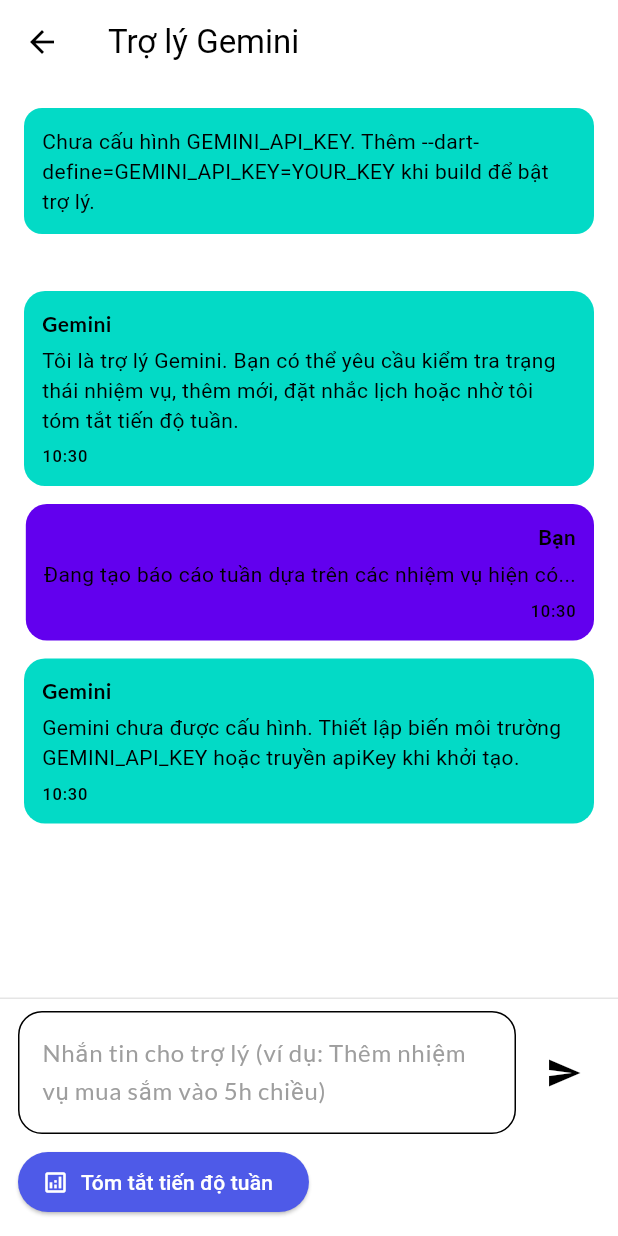
After one commit to dongduy12/task_paven, a Flutter app: the GeminiAssistantPage screen opened directly, after a tap on "Tóm tắt tiến độ tuần", on a phone screen of 412 x 824 dp. The commit adds this screen. Run offline on Flutter 3.47's test engine with Material 3 defaults, Android fonts, the phone set to English and light mode, and no system bars; our stand-ins replace date_picker_timeline, flutter_local_notifications, flutter_staggered_animations, flutter_svg, get, get_storage and 5 more; accounts and stored records are empty.

Commit message:
Add Gemini assistant chat and weekly summary

```diff
--- /dev/null
+++ b/lib/services/gemini_service.dart
@@ -0,0 +1,111 @@
+import 'dart:async';
+
+import 'package:google_generative_ai/google_generative_ai.dart';
+import 'package:intl/intl.dart';
+
+import '../models/task.dart';
+
+class GeminiService {
+  GeminiService({String? apiKey, GenerativeModel? model})
+      : _apiKey = apiKey ?? const String.fromEnvironment('GEMINI_API_KEY'),
+        _model = model;
+
+  final String _apiKey;
+  GenerativeModel? _model;
+  ChatSession? _chatSession;
+
+  bool get isConfigured => _apiKey.isNotEmpty;
+
+  GenerativeModel get _resolvedModel {
+    _model ??= GenerativeModel(
+      model: 'gemini-1.5-flash',
+      apiKey: _apiKey,
+    );
+    return _model!;
+  }
+
+  Future<String> sendChat(String userMessage) async {
+    if (userMessage.trim().isEmpty) {
+      return 'Hãy nhập nội dung để tôi có thể hỗ trợ bạn.';
+    }
+
+    if (!isConfigured) {
+      return _missingKeyMessage;
+    }
+
+    _chatSession ??= _resolvedModel.startChat(history: [
+      Content.text(
+        'You are an assistant that manages a to-do list application. '
+        'You can add tasks, mark tasks done, update reminders, and summarize progress. '
+        'Keep answers concise and actionable.',
+      ),
+    ]);
+
+    try {
+      final response = await _chatSession!.sendMessage(Content.text(userMessage));
+      return response.text ?? 'Tôi chưa nhận được phản hồi, vui lòng thử lại.';
+    } on GenerativeAIException catch (error) {
+      return 'Không thể gọi Gemini: ${error.message}';
+    } catch (error) {
+      return 'Đã xảy ra lỗi khi gửi yêu cầu: $error';
+    }
+  }
+
+  Future<String> generateWeeklySummary(List<Task> tasks) async {
+    if (!isConfigured) {
+      return _missingKeyMessage;
+    }
+
+    if (tasks.isEmpty) {
+      return 'Chưa có nhiệm vụ để tổng hợp. Hãy thêm nhiệm vụ trước khi tạo báo cáo tuần.';
+    }
+
+    final completed = tasks.where((task) => task.isCompleted == 1).toList();
+    final pending = tasks.where((task) => task.isCompleted != 1).toList();
+    final formatter = DateFormat.yMMMd();
+
+    final completedText = completed.isEmpty
+        ? 'Không có nhiệm vụ nào được hoàn thành.'
+        : completed
+            .map((task) =>
+                '- ${task.title ?? 'Nhiệm vụ'} (hoàn thành ngày ${task.date ?? 'N/A'})')
+            .join('\n');
+
+    final pendingText = pending.isEmpty
+        ? 'Không còn nhiệm vụ tồn đọng.'
+        : pending
+            .map((task) {
+              final due = _formatDueDate(task.date, formatter);
+              return '- ${task.title ?? 'Nhiệm vụ'} (hạn $due)';
+            })
+            .join('\n');
+
+    final prompt =
+        'Hãy tạo bản tóm tắt tiến độ tuần cho ứng dụng quản lý nhiệm vụ. '\
+        'Phân tích các nhiệm vụ hoàn thành, nhiệm vụ trễ, ưu tiên tuần tới và gợi ý nhắc lịch.\n\n'
+        'Nhiệm vụ hoàn thành:\n$completedText\n\n'
+        'Nhiệm vụ còn lại hoặc trễ:\n$pendingText\n\n'
+        'Trả lời bằng tiếng Việt và liệt kê đề xuất ưu tiên trong tuần tới.';
+
+    try {
+      final response = await _resolvedModel.generateContent([Content.text(prompt)]);
+      return response.text ?? 'Không thể tạo bản tóm tắt, vui lòng thử lại.';
+    } on GenerativeAIException catch (error) {
+      return 'Không thể gọi Gemini: ${error.message}';
+    } catch (error) {
+      return 'Đã xảy ra lỗi khi tổng hợp tuần: $error';
+    }
+  }
+
+  String get _missingKeyMessage =>
+      'Gemini chưa được cấu hình. Thiết lập biến môi trường GEMINI_API_KEY hoặc truyền apiKey khi khởi tạo.';
+
+  String _formatDueDate(String? dueDate, DateFormat formatter) {
+    if (dueDate == null) return 'chưa có hạn';
+    try {
+      return formatter.format(DateFormat.yMd().parse(dueDate));
+    } catch (_) {
+      return dueDate;
+    }
+  }
+}
--- /dev/null
+++ b/lib/ui/pages/assistant_page.dart
@@ -0,0 +1,267 @@
+import 'package:flutter/material.dart';
+import 'package:get/get.dart';
+import 'package:google_fonts/google_fonts.dart';
+import 'package:intl/intl.dart';
+
+import '../../controllers/task_controller.dart';
+import '../../models/task.dart';
+import '../../services/gemini_service.dart';
+import '../theme.dart';
+
+class AssistantMessage {
+  const AssistantMessage({required this.text, required this.isUser});
+
+  final String text;
+  final bool isUser;
+}
+
+class GeminiAssistantPage extends StatefulWidget {
+  const GeminiAssistantPage({super.key});
+
+  @override
+  State<GeminiAssistantPage> createState() => _GeminiAssistantPageState();
+}
+
+class _GeminiAssistantPageState extends State<GeminiAssistantPage> {
+  final TextEditingController _inputController = TextEditingController();
+  final ScrollController _scrollController = ScrollController();
+  final GeminiService _geminiService = GeminiService();
+  late final TaskController _taskController;
+
+  final RxList<AssistantMessage> _messages = <AssistantMessage>[].obs;
+  final RxBool _isSending = false.obs;
+
+  @override
+  void initState() {
+    super.initState();
+    _taskController = Get.isRegistered<TaskController>()
+        ? Get.find<TaskController>()
+        : Get.put(TaskController());
+    _messages.add(const AssistantMessage(
+      text:
+          'Tôi là trợ lý Gemini. Bạn có thể yêu cầu kiểm tra trạng thái nhiệm vụ, thêm mới, đặt nhắc lịch hoặc nhờ tôi tóm tắt tiến độ tuần.',
+      isUser: false,
+    ));
+  }
+
+  @override
+  void dispose() {
+    _inputController.dispose();
+    _scrollController.dispose();
+    super.dispose();
+  }
+
+  @override
+  Widget build(BuildContext context) {
+    final theme = Theme.of(context);
+    return Scaffold(
+      appBar: AppBar(
+        title: const Text('Trợ lý Gemini'),
+        backgroundColor: theme.colorScheme.background,
+        foregroundColor: theme.colorScheme.onBackground,
+        elevation: 0,
+      ),
+      backgroundColor: theme.colorScheme.background,
+      body: SafeArea(
+        child: Column(
+          children: [
+            _buildApiKeyBanner(theme),
+            Expanded(
+              child: Obx(
+                () => ListView.builder(
+                  controller: _scrollController,
+                  padding: const EdgeInsets.all(16),
+                  itemCount: _messages.length,
+                  itemBuilder: (context, index) {
+                    final message = _messages[index];
+                    return _AssistantBubble(message: message);
+                  },
+                ),
+              ),
+            ),
+            _buildActionBar(theme),
+          ],
+        ),
+      ),
+    );
+  }
+
+  Widget _buildApiKeyBanner(ThemeData theme) {
+    if (_geminiService.isConfigured) {
+      return const SizedBox.shrink();
+    }
+
+    return Container(
+      width: double.infinity,
+      margin: const EdgeInsets.all(16),
+      padding: const EdgeInsets.all(12),
+      decoration: BoxDecoration(
+        color: theme.colorScheme.secondaryContainer,
+        borderRadius: BorderRadius.circular(12),
+      ),
+      child: Text(
+        'Chưa cấu hình GEMINI_API_KEY. Thêm --dart-define=GEMINI_API_KEY=YOUR_KEY khi build để bật trợ lý.',
+        style: theme.textTheme.bodyMedium,
+      ),
+    );
+  }
+
+  Widget _buildActionBar(ThemeData theme) {
+    return Container(
+      padding: EdgeInsets.only(
+        left: 12,
+        right: 12,
+        top: 8,
+        bottom: MediaQuery.of(context).padding.bottom == 0
+            ? 12
+            : MediaQuery.of(context).padding.bottom,
+      ),
+      decoration: BoxDecoration(
+        color: theme.colorScheme.surface,
+        border: Border(
+          top: BorderSide(color: theme.dividerColor.withOpacity(0.1)),
+        ),
+      ),
+      child: Column(
+        children: [
+          Row(
+            children: [
+              Expanded(
+                child: TextField(
+                  controller: _inputController,
+                  minLines: 1,
+                  maxLines: 4,
+                  decoration: InputDecoration(
+                    hintText: 'Nhắn tin cho trợ lý (ví dụ: Thêm nhiệm vụ mua sắm vào 5h chiều)',
+                    hintStyle: GoogleFonts.lato(color: Colors.grey),
+                    border: OutlineInputBorder(
+                      borderRadius: BorderRadius.circular(16),
+                    ),
+                  ),
+                ),
+              ),
+              const SizedBox(width: 8),
+              Obx(
+                () => IconButton(
+                  onPressed: _isSending.value ? null : _sendMessage,
+                  icon: _isSending.value
+                      ? const SizedBox(
+                          width: 18,
+                          height: 18,
+                          child: CircularProgressIndicator(strokeWidth: 2),
+                        )
+                      : const Icon(Icons.send),
+                ),
+              ),
+            ],
+          ),
+          const SizedBox(height: 8),
+          Align(
+            alignment: Alignment.centerLeft,
+            child: ElevatedButton.icon(
+              style: ElevatedButton.styleFrom(backgroundColor: primaryClr),
+              onPressed: _isSending.value ? null : _requestWeeklySummary,
+              icon: const Icon(Icons.analytics_outlined, color: Colors.white),
+              label: const Text(
+                'Tóm tắt tiến độ tuần',
+                style: TextStyle(color: Colors.white),
+              ),
+            ),
+          ),
+        ],
+      ),
+    );
+  }
+
+  Future<void> _sendMessage() async {
+    final text = _inputController.text.trim();
+    if (text.isEmpty) return;
+
+    _messages.add(AssistantMessage(text: text, isUser: true));
+    _inputController.clear();
+    await _scrollToBottom();
+
+    _isSending.value = true;
+    final reply = await _geminiService.sendChat(text);
+    _messages.add(AssistantMessage(text: reply, isUser: false));
+    _isSending.value = false;
+    await _scrollToBottom();
+  }
+
+  Future<void> _requestWeeklySummary() async {
+    _messages.add(const AssistantMessage(
+      text: 'Đang tạo báo cáo tuần dựa trên các nhiệm vụ hiện có...',
+      isUser: true,
+    ));
+    _isSending.value = true;
+
+    final List<Task> tasks = List<Task>.from(_taskController.taskList);
+    final summary = await _geminiService.generateWeeklySummary(tasks);
+    _messages.add(AssistantMessage(text: summary, isUser: false));
+
+    _isSending.value = false;
+    await _scrollToBottom();
+  }
+
+  Future<void> _scrollToBottom() async {
+    await Future.delayed(const Duration(milliseconds: 100));
+    if (!_scrollController.hasClients) return;
+    _scrollController.animateTo(
+      _scrollController.position.maxScrollExtent + 60,
+      duration: const Duration(milliseconds: 300),
+      curve: Curves.easeOut,
+    );
+  }
+}
+
+class _AssistantBubble extends StatelessWidget {
+  const _AssistantBubble({required this.message});
+
+  final AssistantMessage message;
+
+  @override
+  Widget build(BuildContext context) {
+    final theme = Theme.of(context);
+    final isUser = message.isUser;
+    final alignment = isUser ? Alignment.centerRight : Alignment.centerLeft;
+    final bubbleColor = isUser
+        ? theme.colorScheme.primaryContainer
+        : theme.colorScheme.secondaryContainer;
+
+    return Align(
+      alignment: alignment,
+      child: Container(
+        margin: const EdgeInsets.symmetric(vertical: 6),
+        padding: const EdgeInsets.all(12),
+        constraints: const BoxConstraints(maxWidth: 640),
+        decoration: BoxDecoration(
+          color: bubbleColor,
+          borderRadius: BorderRadius.circular(14),
+        ),
+        child: Column(
+          crossAxisAlignment:
+              isUser ? CrossAxisAlignment.end : CrossAxisAlignment.start,
+          children: [
+            Text(
+              isUser ? 'Bạn' : 'Gemini',
+              style: GoogleFonts.lato(
+                fontWeight: FontWeight.w700,
+                color: theme.colorScheme.onSecondaryContainer,
+              ),
+            ),
+            const SizedBox(height: 4),
+            Text(
+              message.text,
+              style: theme.textTheme.bodyMedium,
+            ),
+            const SizedBox(height: 6),
+            Text(
+              DateFormat('HH:mm').format(DateTime.now()),
+              style: theme.textTheme.labelSmall,
+            ),
+          ],
+        ),
+      ),
+    );
+  }
+}
--- a/lib/ui/pages/home_page.dart
+++ b/lib/ui/pages/home_page.dart
@@ -13,6 +13,7 @@ import '../../controllers/task_controller.dart';
 import '../../models/task.dart';
 import '../../services/notification_services.dart';
 import '../size_config.dart';
+import 'assistant_page.dart';
 import '../theme.dart';
 
 class HomePage extends StatefulWidget {
@@ -75,6 +76,11 @@ class _HomePageState extends State<HomePage> {
       // ignore: deprecated_member_use
       backgroundColor: context.theme.colorScheme.background,
       actions: [
+        IconButton(
+          icon: Icon(Icons.chat_bubble_outline,
+              size: 24, color: Get.isDarkMode ? Colors.white : darkGreyClr),
+          onPressed: () => Get.to(() => const GeminiAssistantPage()),
+        ),
         IconButton(
           icon: Icon(Icons.cleaning_services_outlined,
               size: 24, color: Get.isDarkMode ? Colors.white : darkGreyClr),
--- a/pubspec.yaml
+++ b/pubspec.yaml
@@ -45,6 +45,7 @@ dependencies:
   flutter_svg: ^2.0.10+1
   rxdart: ^0.27.7
   timezone: ^0.10.0
+  google_generative_ai: ^0.4.3
 
 dev_dependencies:
   flutter_test:
```
